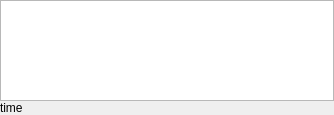
Above: LogItem/logitemform.ui from yngzij/ThxPad before the change. Below: the same form after it.
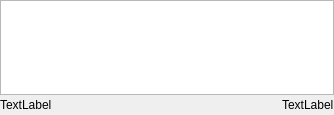
That is the form after the change.

```diff
--- a/LogItem/logitemform.ui
+++ b/LogItem/logitemform.ui
@@ -40,16 +40,66 @@
      <property name="sizeAdjustPolicy">
       <enum>QAbstractScrollArea::AdjustToContentsOnFirstShow</enum>
      </property>
+     <property name="undoRedoEnabled">
+      <bool>true</bool>
+     </property>
+     <property name="lineWrapMode">
+      <enum>QPlainTextEdit::WidgetWidth</enum>
+     </property>
      <property name="readOnly">
+      <bool>false</bool>
+     </property>
+     <property name="centerOnScroll">
       <bool>true</bool>
      </property>
     </widget>
    </item>
    <item row="1" column="0">
-    <widget class="QLabel" name="label_time">
-     <property name="text">
-      <string>time</string>
-     </property>
+    <widget class="QWidget" name="widget" native="true">
+     <layout class="QGridLayout" name="gridLayout_2">
+      <property name="leftMargin">
+       <number>0</number>
+      </property>
+      <property name="topMargin">
+       <number>0</number>
+      </property>
+      <property name="rightMargin">
+       <number>0</number>
+      </property>
+      <property name="bottomMargin">
+       <number>0</number>
+      </property>
+      <property name="spacing">
+       <number>0</number>
+      </property>
+      <item row="0" column="0">
+       <widget class="QLabel" name="label_time">
+        <property name="text">
+         <string>TextLabel</string>
+        </property>
+       </widget>
+      </item>
+      <item row="0" column="2">
+       <widget class="QLabel" name="label_tag">
+        <property name="text">
+         <string>TextLabel</string>
+        </property>
+       </widget>
+      </item>
+      <item row="0" column="1">
+       <spacer name="horizontalSpacer">
+        <property name="orientation">
+         <enum>Qt::Horizontal</enum>
+        </property>
+        <property name="sizeHint" stdset="0">
+         <size>
+          <width>40</width>
+          <height>20</height>
+         </size>
+        </property>
+       </spacer>
+      </item>
+     </layout>
     </widget>
    </item>
   </layout>
```
